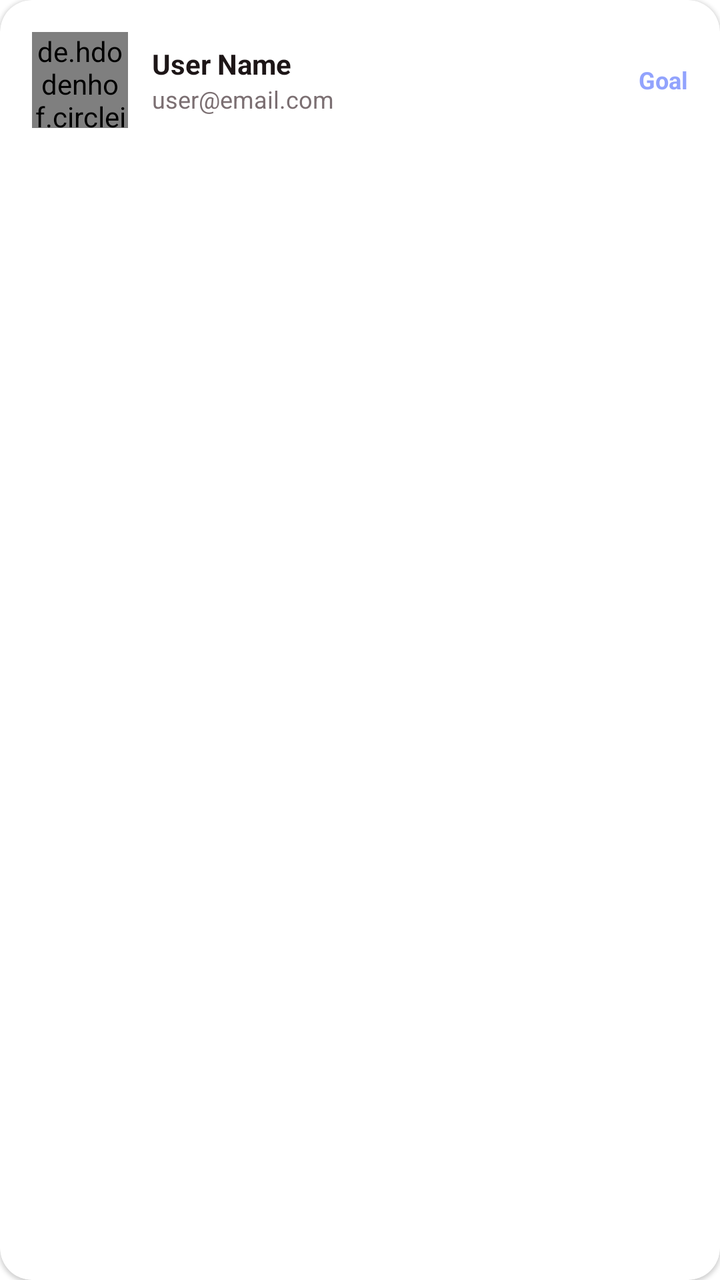
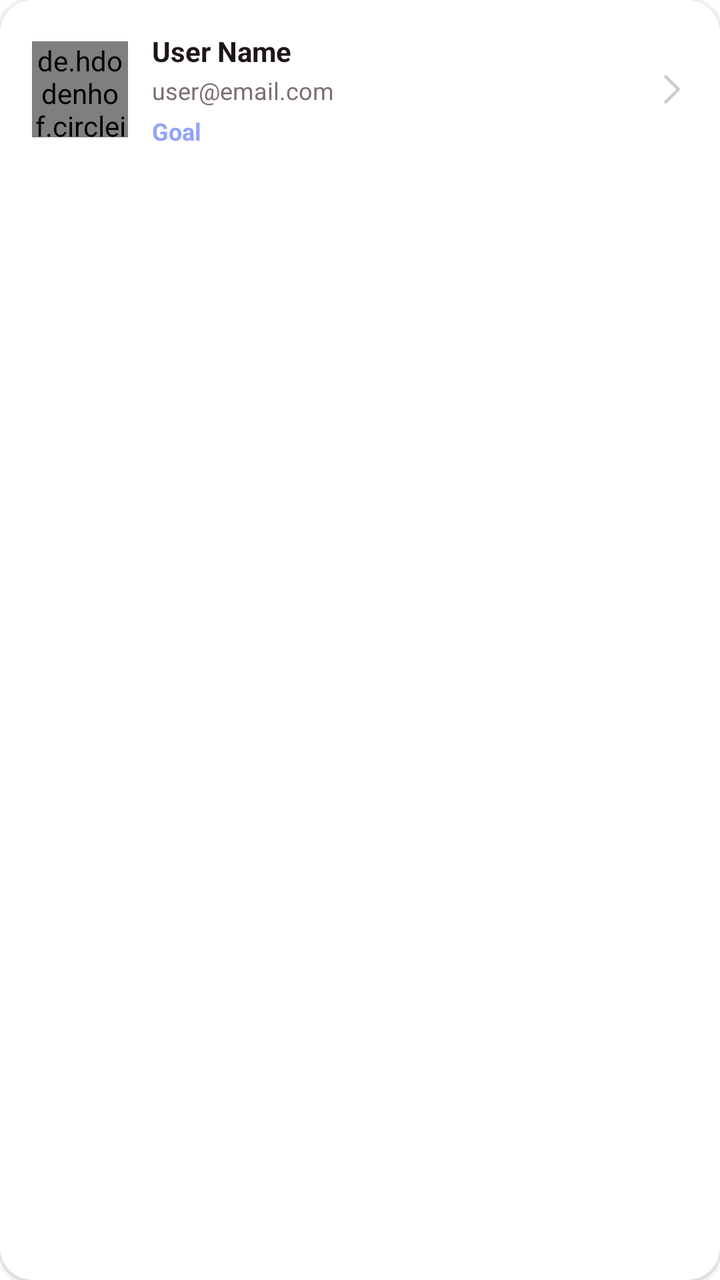

Compare the two renders of this Android layout. The source of the first and the diff that turns it into the second are given below.
<!-- AndroidManifest.xml: application theme Theme.FitAI -->
<!-- res/layout/item_user.xml -->
<?xml version="1.0" encoding="utf-8"?>
<androidx.cardview.widget.CardView xmlns:android="http://schemas.android.com/apk/res/android"
    xmlns:app="http://schemas.android.com/apk/res-auto"
    android:layout_width="match_parent"
    android:layout_height="wrap_content"
    android:layout_marginBottom="12dp"
    app:cardCornerRadius="16dp"
    app:cardElevation="1dp">

    <LinearLayout
        android:layout_width="match_parent"
        android:layout_height="wrap_content"
        android:orientation="horizontal"
        android:gravity="center_vertical"
        android:padding="16dp">

        <de.hdodenhof.circleimageview.CircleImageView
            android:id="@+id/ivUserImage"
            android:layout_width="48dp"
            android:layout_height="48dp"
            android:src="@drawable/pp_1" />

        <LinearLayout
            android:layout_width="0dp"
            android:layout_height="wrap_content"
            android:layout_weight="1"
            android:orientation="vertical"
            android:layout_marginStart="12dp">

            <LinearLayout
                android:layout_width="wrap_content"
                android:layout_height="wrap_content"
                android:orientation="horizontal"
                android:gravity="center_vertical">
                <TextView
                    android:id="@+id/tvUserName"
                    android:layout_width="wrap_content"
                    android:layout_height="wrap_content"
                    android:text="User Name"
                    android:textColor="#1D1617"
                    android:textSize="14sp"
                    android:textStyle="bold" />
                <TextView
                    android:id="@+id/tvPremiumBadge"
                    android:layout_width="wrap_content"
                    android:layout_height="wrap_content"
                    android:text="PRO"
                    android:textColor="#FFFFFF"
                    android:textSize="8sp"
                    android:fontFamily="@font/poppins_bold"
                    android:background="@drawable/bg_badge_orange"
                    android:backgroundTint="#C58BF2"
                    android:paddingStart="5dp"
                    android:paddingEnd="5dp"
                    android:paddingTop="1dp"
                    android:paddingBottom="1dp"
                    android:layout_marginStart="6dp"
                    android:visibility="gone" />
            </LinearLayout>

            <TextView
                android:id="@+id/tvUserEmail"
                android:layout_width="wrap_content"
                android:layout_height="wrap_content"
                android:text="user@email.com"
                android:textColor="#7B6F72"
                android:textSize="12sp" />
        </LinearLayout>

        <TextView
            android:id="@+id/tvUserGoal"
            android:layout_width="wrap_content"
            android:layout_height="wrap_content"
            android:text="Goal"
            android:textColor="#92A3FD"
            android:textSize="12sp"
            android:textStyle="bold" />

    </LinearLayout>
</androidx.cardview.widget.CardView>
<!-- resources referenced by this layout -->
<resources>
  <!-- drawable bg_badge_orange (drawable) -->
  <?xml version="1.0" encoding="utf-8"?>
  <shape xmlns:android="http://schemas.android.com/apk/res/android">
      <solid android:color="#FF9900" />
      <corners android:radius="4dp" />
  </shape>
  <!-- drawable pp_1: png bitmap (drawable, 103532 bytes) -->
  <style name="Theme.FitAI" parent="Theme.MaterialComponents.Light.NoActionBar">
          <item name="colorPrimary">@color/primary_blue</item>
          <item name="colorPrimaryVariant">@color/primary_light_blue</item>
          <item name="colorOnPrimary">@color/white</item>
          <item name="colorSecondary">@color/primary_purple</item>
          <item name="colorOnSecondary">@color/white</item>
          <item name="colorSurface">@color/background_white</item>
          <item name="android:colorBackground">@color/background_white</item>
          <item name="android:statusBarColor" tools:targetApi="l">@color/background_white</item>
          <item name="android:windowLightStatusBar" tools:targetApi="m">true</item>
      </style>
  <color name="primary_blue">#92A3FD</color>
  <color name="primary_light_blue">#9DCEFF</color>
  <color name="white">#FFFFFFFF</color>
  <color name="primary_purple">#C58BF2</color>
  <color name="background_white">#FFFFFF</color>
</resources>

<!-- the commit's change to res/layout/item_user.xml (unified diff, before → after) -->
@@ -25,21 +25,27 @@
             android:layout_height="wrap_content"
             android:layout_weight="1"
             android:orientation="vertical"
-            android:layout_marginStart="12dp">
+            android:layout_marginStart="12dp"
+            android:layout_marginEnd="8dp">
 
             <LinearLayout
-                android:layout_width="wrap_content"
+                android:layout_width="match_parent"
                 android:layout_height="wrap_content"
                 android:orientation="horizontal"
                 android:gravity="center_vertical">
+                
                 <TextView
                     android:id="@+id/tvUserName"
-                    android:layout_width="wrap_content"
+                    android:layout_width="0dp"
                     android:layout_height="wrap_content"
+                    android:layout_weight="1"
                     android:text="User Name"
                     android:textColor="#1D1617"
                     android:textSize="14sp"
-                    android:textStyle="bold" />
+                    android:textStyle="bold"
+                    android:maxLines="1"
+                    android:ellipsize="end" />
+
                 <TextView
                     android:id="@+id/tvPremiumBadge"
                     android:layout_width="wrap_content"
@@ -50,11 +56,11 @@
                     android:fontFamily="@font/poppins_bold"
                     android:background="@drawable/bg_badge_orange"
                     android:backgroundTint="#C58BF2"
-                    android:paddingStart="5dp"
-                    android:paddingEnd="5dp"
-                    android:paddingTop="1dp"
-                    android:paddingBottom="1dp"
-                    android:layout_marginStart="6dp"
+                    android:paddingStart="6dp"
+                    android:paddingEnd="6dp"
+                    android:paddingTop="2dp"
+                    android:paddingBottom="2dp"
+                    android:layout_marginStart="8dp"
                     android:visibility="gone" />
             </LinearLayout>
 
@@ -62,19 +68,32 @@
                 android:id="@+id/tvUserEmail"
                 android:layout_width="wrap_content"
                 android:layout_height="wrap_content"
+                android:layout_marginTop="2dp"
                 android:text="user@email.com"
                 android:textColor="#7B6F72"
-                android:textSize="12sp" />
+                android:textSize="12sp"
+                android:maxLines="1"
+                android:ellipsize="end" />
+
+            <TextView
+                android:id="@+id/tvUserGoal"
+                android:layout_width="wrap_content"
+                android:layout_height="wrap_content"
+                android:layout_marginTop="4dp"
+                android:text="Goal"
+                android:textColor="#92A3FD"
+                android:textSize="12sp"
+                android:textStyle="bold"
+                android:maxLines="1"
+                android:ellipsize="end" />
         </LinearLayout>
 
-        <TextView
-            android:id="@+id/tvUserGoal"
-            android:layout_width="wrap_content"
-            android:layout_height="wrap_content"
-            android:text="Goal"
-            android:textColor="#92A3FD"
-            android:textSize="12sp"
-            android:textStyle="bold" />
+        <ImageView
+            android:layout_width="16dp"
+            android:layout_height="16dp"
+            android:src="@drawable/arrow_right"
+            android:layout_marginStart="4dp"
+            app:tint="#C5C9D0" />
 
     </LinearLayout>
 </androidx.cardview.widget.CardView>
<!-- resource entries referenced after the edit -->
@@ -1,5 +1,6 @@
 <!-- resources referenced by this layout -->
 <resources>
+  <!-- drawable arrow_right: png bitmap (drawable, 966 bytes) -->
   <!-- drawable bg_badge_orange (drawable) -->
   <?xml version="1.0" encoding="utf-8"?>
   <shape xmlns:android="http://schemas.android.com/apk/res/android">
